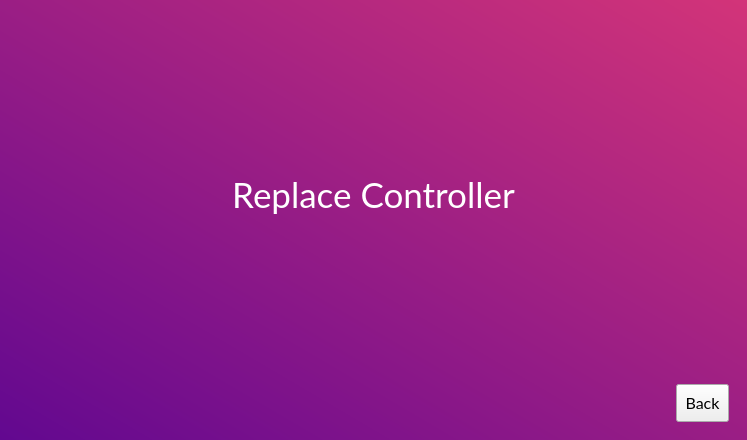
Above: mainwindow.ui from InamataIO/Flasher before the change. Below: the same form after it.
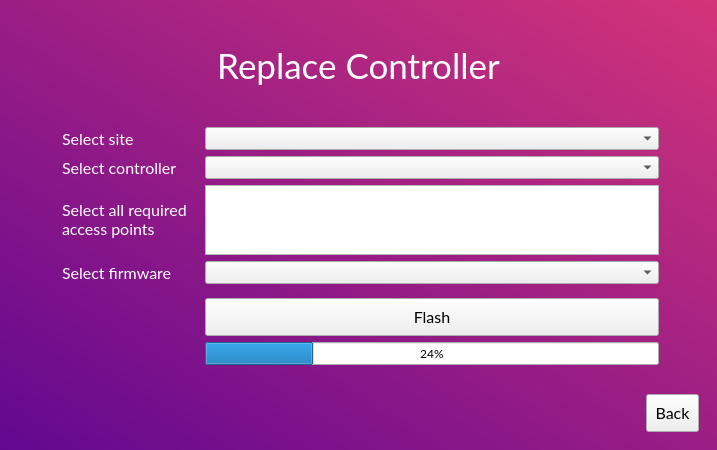
That is the form after the change. The open tabs and pages were chosen to show the change. Icons and pictures are not drawn.

Commit message:
Improve wifi editing and auto-login
Why:

- Allow APs to be added and remove
- Directly go to welcome page for logged in users

This change addresses the need by:

- Updating the WiFi model
- Connecting the buttons in the controller
- Checking the keyring if the auth token is there

Diff of the .ui file:
```diff
--- a/mainwindow.ui
+++ b/mainwindow.ui
@@ -6,8 +6,8 @@
    <rect>
     <x>0</x>
     <y>0</y>
-    <width>747</width>
-    <height>440</height>
+    <width>717</width>
+    <height>450</height>
    </rect>
   </property>
   <property name="minimumSize">
@@ -48,7 +48,7 @@
 #welcomeSubHeader {
   font-size: 25px;
 }
-#loginForm QLabel, #addForm QLabel, #addWiFiForm QLabel {
+#loginForm QLabel, #addForm QLabel, #replaceForm QLabel, #addWiFiForm QLabel {
   padding-right: 8px;
 }
 #welcomeUsername {
@@ -533,6 +533,93 @@
           </property>
          </spacer>
         </item>
+        <item>
+         <widget class="QWidget" name="replaceForm" native="true">
+          <layout class="QFormLayout" name="replaceForm_2">
+           <property name="leftMargin">
+            <number>40</number>
+           </property>
+           <property name="rightMargin">
+            <number>40</number>
+           </property>
+           <item row="1" column="0">
+            <widget class="QLabel" name="label_11">
+             <property name="text">
+              <string>Select site</string>
+             </property>
+            </widget>
+           </item>
+           <item row="1" column="1">
+            <widget class="QComboBox" name="comboBox_2"/>
+           </item>
+           <item row="2" column="0">
+            <widget class="QLabel" name="label_12">
+             <property name="text">
+              <string>Select controller</string>
+             </property>
+            </widget>
+           </item>
+           <item row="2" column="1">
+            <widget class="QComboBox" name="comboBox_3"/>
+           </item>
+           <item row="3" column="0">
+            <widget class="QLabel" name="label_13">
+             <property name="text">
+              <string>Select all required
+access points</string>
+             </property>
+            </widget>
+           </item>
+           <item row="3" column="1">
+            <widget class="QListView" name="listView">
+             <property name="maximumSize">
+              <size>
+               <width>16777215</width>
+               <height>100</height>
+              </size>
+             </property>
+            </widget>
+           </item>
+           <item row="4" column="1">
+            <widget class="QComboBox" name="comboBox_4"/>
+           </item>
+           <item row="4" column="0">
+            <widget class="QLabel" name="label_14">
+             <property name="text">
+              <string>Select firmware</string>
+             </property>
+            </widget>
+           </item>
+           <item row="5" column="1">
+            <widget class="QPushButton" name="pushButton">
+             <property name="text">
+              <string>Flash</string>
+             </property>
+            </widget>
+           </item>
+           <item row="6" column="1">
+            <widget class="QProgressBar" name="progressBar">
+             <property name="value">
+              <number>24</number>
+             </property>
+            </widget>
+           </item>
+          </layout>
+         </widget>
+        </item>
+        <item>
+         <spacer name="verticalSpacer_18">
+          <property name="orientation">
+           <enum>Qt::Vertical</enum>
+          </property>
+          <property name="sizeHint" stdset="0">
+           <size>
+            <width>20</width>
+            <height>40</height>
+           </size>
+          </property>
+         </spacer>
+        </item>
         <item>
          <layout class="QHBoxLayout" name="horizontalLayout_5">
           <item>
@@ -876,7 +963,7 @@
            </spacer>
           </item>
           <item>
-           <widget class="QPushButton" name="pushButton">
+           <widget class="QPushButton" name="manageWiFiBackButton">
             <property name="text">
              <string>Back</string>
             </property>
```
Left out of the diff: 243 changed lines with no effect on the pictures. The commit also changes 4 other files.
